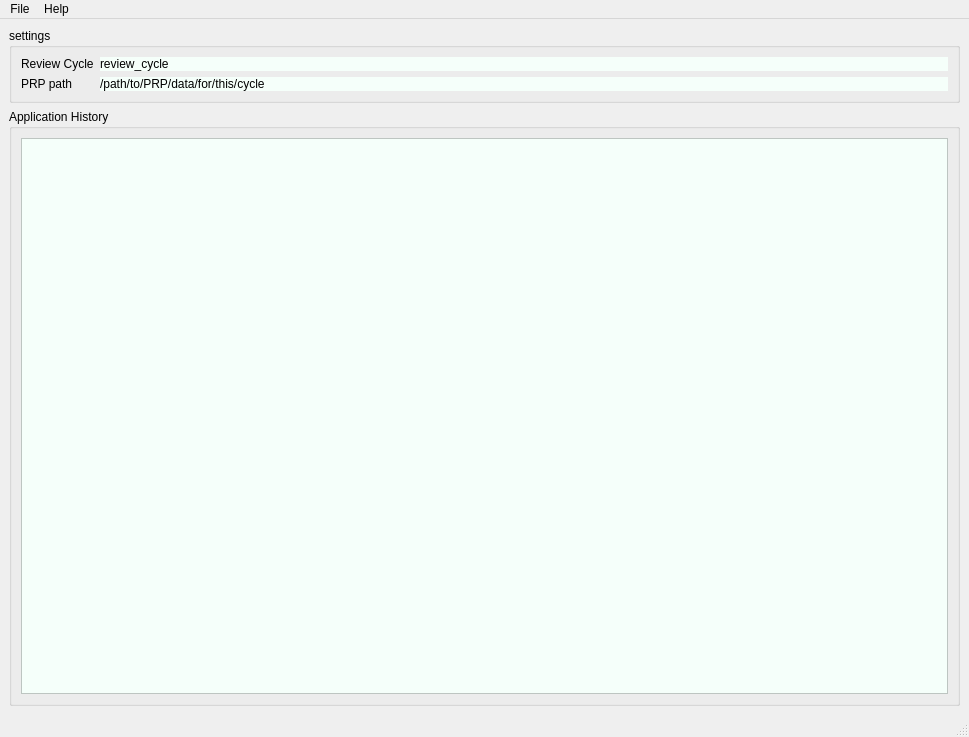
Qt form src/Assign_GUP/resources/main_window.ui (prjemian/assign_gup) before a commit.
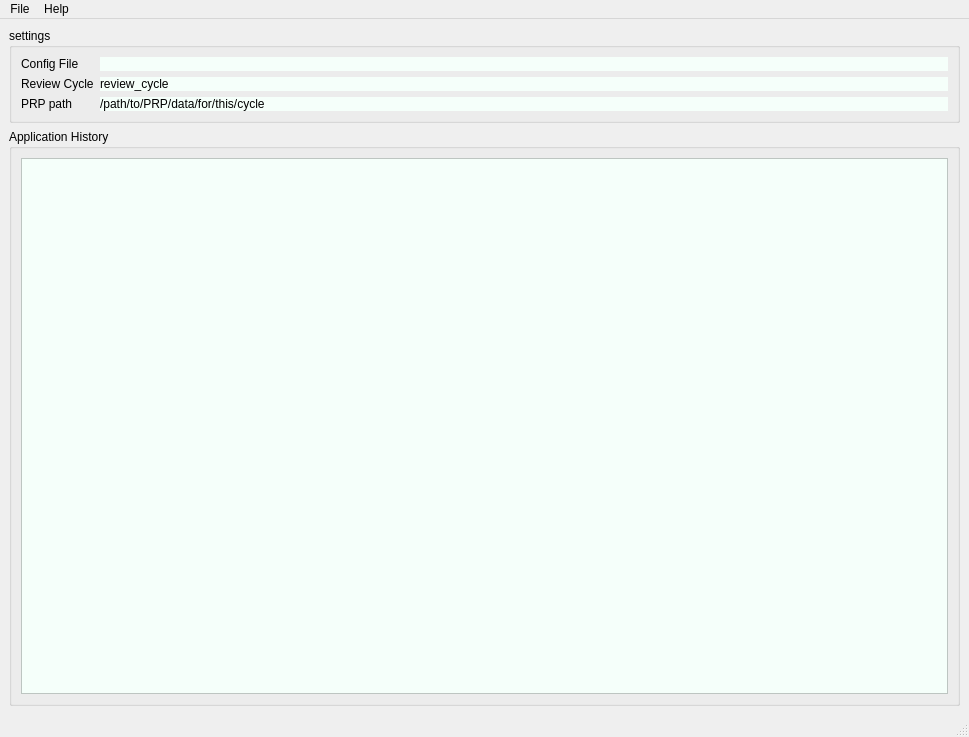
The same form after that commit.

The edit to the form file:
```diff
--- a/src/Assign_GUP/resources/main_window.ui
+++ b/src/Assign_GUP/resources/main_window.ui
@@ -26,14 +26,14 @@
          <property name="fieldGrowthPolicy">
           <enum>QFormLayout::AllNonFixedFieldsGrow</enum>
          </property>
-         <item row="1" column="0">
+         <item row="2" column="0">
           <widget class="QLabel" name="label_3">
            <property name="text">
             <string>PRP path</string>
            </property>
           </widget>
          </item>
-         <item row="1" column="1">
+         <item row="2" column="1">
           <widget class="QLabel" name="prp_path">
            <property name="styleSheet">
             <string notr="true">background: #F5FFFA</string>
@@ -43,14 +43,14 @@
            </property>
           </widget>
          </item>
-         <item row="0" column="0">
+         <item row="1" column="0">
           <widget class="QLabel" name="label">
            <property name="text">
             <string>Review Cycle</string>
            </property>
           </widget>
          </item>
-         <item row="0" column="1">
+         <item row="1" column="1">
           <widget class="QLabel" name="review_cycle">
            <property name="styleSheet">
             <string notr="true">background: #F5FFFA</string>
@@ -60,6 +60,23 @@
            </property>
           </widget>
          </item>
+         <item row="0" column="0">
+          <widget class="QLabel" name="label_2">
+           <property name="text">
+            <string>Config File</string>
+           </property>
+          </widget>
+         </item>
+         <item row="0" column="1">
+          <widget class="QLabel" name="rcfile">
+           <property name="styleSheet">
+            <string notr="true">background: #F5FFFA</string>
+           </property>
+           <property name="text">
+            <string/>
+           </property>
+          </widget>
+         </item>
         </layout>
        </item>
       </layout>
```
